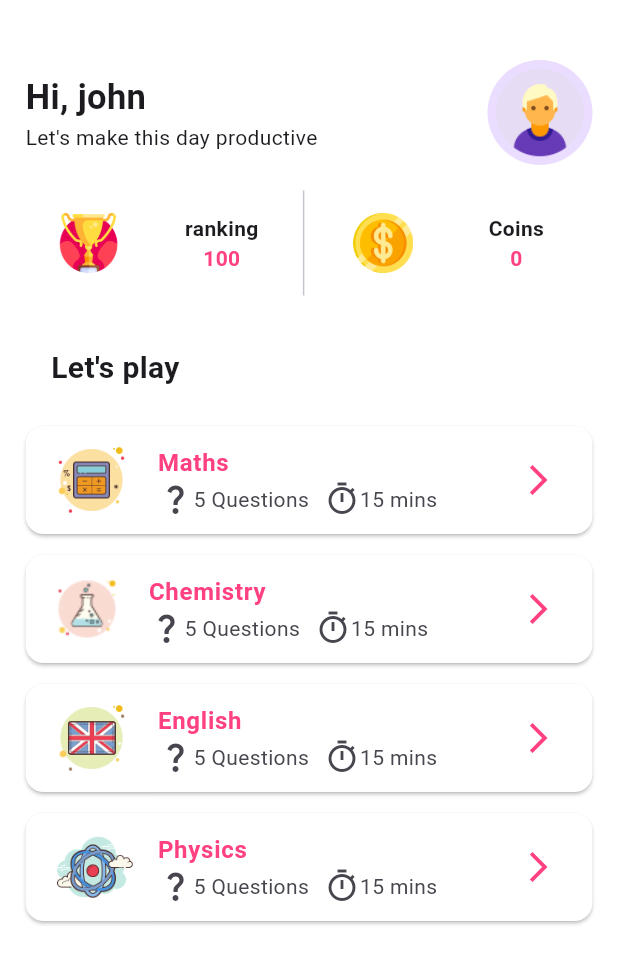
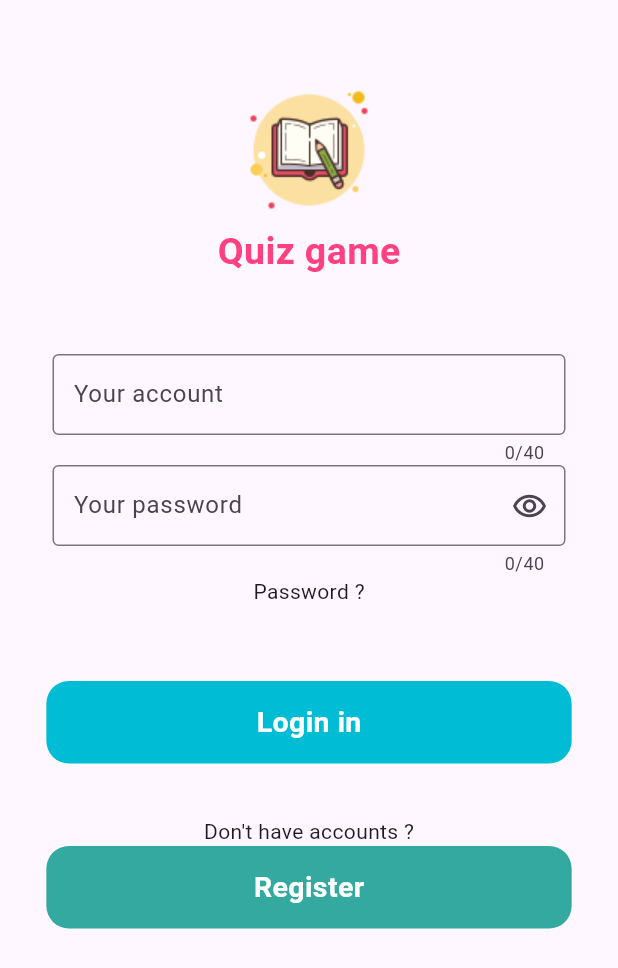
Before and after one commit to lephucchinh/Education_Quiz_app, a Flutter app: the screen it shows after launch, on a phone screen of 412 x 824 dp. Shown: the top 968 px of the screen. Run offline on Flutter 3.47's test engine with Material 3 defaults, Android fonts, the phone set to English and light mode, and no system bars; our stand-ins replace bloc, equatable, flutter_bloc, hive, percent_indicator; accounts and stored records are empty.

Commit message:
learning Hive and handle screen login

```diff
--- a/lib/app/app.dart
+++ b/lib/app/app.dart
@@ -3,6 +3,7 @@ import 'package:flutter_bloc/flutter_bloc.dart';
 import 'package:quizgames/ui/Home_screen/Home_screen.dart';
 import 'package:quizgames/ui/Home_screen/bloc/home_screen_bloc.dart';
 import 'package:quizgames/ui/Quiz_screen/bloc/quiz_screen_bloc.dart';
+import 'package:quizgames/ui/login_screen/Login_screen.dart';
 
 import 'bloc/app_bloc.dart';
 
@@ -25,7 +26,7 @@ class MyApp extends StatelessWidget {
           colorScheme: ColorScheme.fromSeed(seedColor: Colors.deepPurple),
           useMaterial3: true,
         ),
-        home: const HomeScreen(),
+        home: const LoginScreen(),
       ),
     );
   }
--- a/lib/app/bloc/app_bloc.dart
+++ b/lib/app/bloc/app_bloc.dart
@@ -1,4 +1,3 @@
-import 'dart:async';
 
 import 'package:bloc/bloc.dart';
 import 'package:equatable/equatable.dart';
@@ -7,8 +6,10 @@ part 'app_event.dart';
 part 'app_state.dart';
 
 class AppBloc extends Bloc<AppEvent, AppState> {
-  AppBloc() : super(AppInitial()) {
-    on<AppEvent>((event, emit) {
-    });
+  AppBloc() : super(AppState.initial()) {
+    on<LoginEvent>(_onLoginEvent);
+  }
+  _onLoginEvent(LoginEvent event, Emitter<AppState> emit) {
+
   }
 }
--- a/lib/app/bloc/app_event.dart
+++ b/lib/app/bloc/app_event.dart
@@ -1,5 +1,15 @@
 part of 'app_bloc.dart';
 
 abstract class AppEvent extends Equatable {
-  const AppEvent();
 }
+
+class LoginEvent extends AppEvent {
+  final String username;
+  final String password;
+
+  LoginEvent({required this.username, required this.password});
+
+  @override
+  List<Object?> get props => [username,password];
+
+}
--- a/lib/app/bloc/app_state.dart
+++ b/lib/app/bloc/app_state.dart
@@ -1,10 +1,18 @@
 part of 'app_bloc.dart';
 
-abstract class AppState extends Equatable {
-  const AppState();
+class AppState extends Equatable {
+  const AppState._({required this.success});
+
+  const AppState.initial({
+    this.success = false,
+  });
+
+  final bool success;
+
+  AppState copyWith({bool? success}) {
+    return AppState._(success: success ?? this.success);
+  }
+
+  @override
+  List<Object?> get props => [success];
 }
-
-class AppInitial extends AppState {
-  @override
-  List<Object> get props => [];
-}
--- /dev/null
+++ b/lib/domain/user.dart
@@ -0,0 +1,13 @@
+import 'package:hive/hive.dart';
+part 'user.g.dart';
+
+
+@HiveType(typeId: 1)
+class User extends HiveObject {
+  @HiveField(0)
+  final String username;
+  @HiveField(1)
+  final String password;
+
+  User({required this.username, required this.password});
+}
--- a/lib/main.dart
+++ b/lib/main.dart
@@ -1,7 +1,5 @@
 import 'package:flutter/material.dart';
 import 'package:quizgames/app/app.dart';
-import 'package:quizgames/ui/Home_screen/Home_screen.dart';
-
 void main() {
   runApp(const MyApp());
 }
--- /dev/null
+++ b/lib/ui/login_screen/Login_screen.dart
@@ -0,0 +1,110 @@
+import 'package:flutter/material.dart';
+
+class LoginScreen extends StatelessWidget {
+  const LoginScreen({super.key});
+
+  @override
+  Widget build(BuildContext context) {
+    final Size size = MediaQuery.of(context).size;
+    return GestureDetector(
+      onTap: () {
+        FocusScope.of(context).unfocus();
+      },
+      child: Scaffold(
+        body: SingleChildScrollView(
+          child: SizedBox(
+            child: Column(
+              crossAxisAlignment: CrossAxisAlignment.center,
+              children: [
+                const SizedBox(
+                  height: 50,
+                ),
+                Image.asset('assets/icons/logo.png'),
+                const Text(
+                  'Quiz game',
+                  style: TextStyle(
+                      color: Colors.pinkAccent,
+                      fontWeight: FontWeight.bold,
+                      fontSize: 25),
+                ),
+                const SizedBox(
+                  height: 50,
+                ),
+                Padding(
+                  padding: EdgeInsets.symmetric(horizontal: 35),
+                  child: TextFormField(
+                    maxLength: 40,
+                    maxLines: 1,
+                    decoration: InputDecoration(
+                        border: OutlineInputBorder(
+                            borderSide: BorderSide(
+                                color: Colors.pinkAccent.withOpacity(0.3))),
+                        labelText: "Your account",
+                        contentPadding:
+                            EdgeInsets.symmetric(vertical: 15, horizontal: 10)),
+                  ),
+                ),
+                Padding(
+                  padding: EdgeInsets.symmetric(horizontal: 35),
+                  child: TextFormField(
+                    maxLength: 40,
+                    maxLines: 1,
+                    decoration: InputDecoration(
+                      border: OutlineInputBorder(
+                          borderSide: BorderSide(
+                              color: Colors.pinkAccent.withOpacity(0.3))),
+                      labelText: "Your password",
+                      suffixIcon: Icon(Icons.remove_red_eye_outlined),
+                      contentPadding:
+                          EdgeInsets.symmetric(vertical: 15, horizontal: 10),
+                    ),
+                  ),
+                ),
+                const Text('Password ?'),
+                const SizedBox(
+                  height: 50,
+                ),
+                Container(
+                  width: size.width * 0.85,
+                  height: 55,
+                  decoration: BoxDecoration(
+                    borderRadius: BorderRadius.circular(15),
+                    color: Colors.cyan,
+                  ),
+                  child: Center(
+                      child: Text(
+                    'Login in',
+                    style: TextStyle(
+                        color: Colors.white,
+                        fontWeight: FontWeight.bold,
+                        fontSize: 19),
+                  )),
+                ),
+                const SizedBox(
+                  height: 35,
+                ),
+                Text("Don't have accounts ?"),
+                Container(
+                  width: size.width * 0.85,
+                  height: 55,
+                  decoration: BoxDecoration(
+                    borderRadius: BorderRadius.circular(15),
+                    color: Colors.teal.withOpacity(0.8),
+                  ),
+                  child: Center(
+                      child: Text(
+                    'Register',
+                    style: TextStyle(
+                        color: Colors.white,
+                        fontWeight: FontWeight.bold,
+                        fontSize: 19),
+                  )),
+                ),
+              ],
+            ),
+          ),
+        ),
+      ),
+    );
+  }
+}
--- a/pubspec.yaml
+++ b/pubspec.yaml
@@ -34,7 +34,8 @@ dependencies:
   flutter_bloc: ^8.1.3
   percent_indicator: ^4.2.3
   equatable: ^2.0.0
-  get_storage: ^2.1.1
+  hive: ^2.2.3
+  hive_flutter: ^1.1.0
 
 
   # The following adds the Cupertino Icons font to your application.
@@ -42,6 +43,8 @@ dependencies:
   cupertino_icons: ^1.0.2
 
 dev_dependencies:
+  hive_generator: ^2.0.1
+  build_runner: ^2.4.8
   flutter_test:
     sdk: flutter
 
```
Also changed, not shown: lib/domain/coins.dart (added, +14 -0 lines), lib/domain/get_Storage.dart (deleted, +0 -53 lines), lib/services/authentication.dart (added, +23 -0 lines), lib/services/total_coins.dart (added, +27 -0 lines), assets/icons/logo.png (added), lib/domain/coins.g.dart (added), lib/domain/user.g.dart (added), pubspec.lock.
